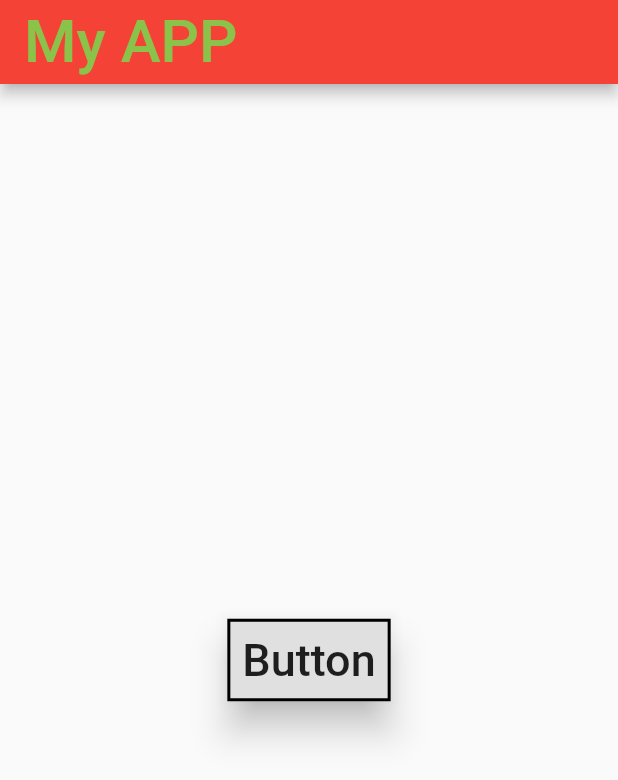
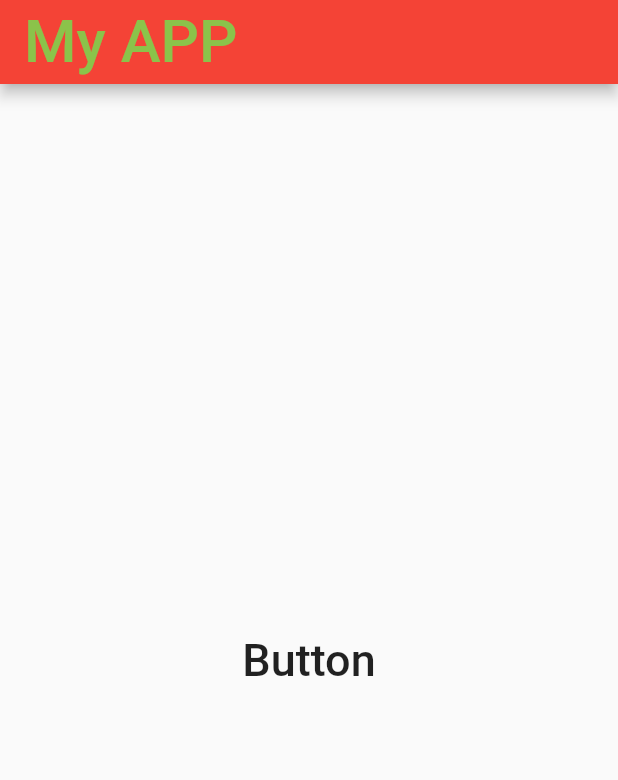
Before and after one commit to ehsantarar184/flutter_working, a Flutter app: the screen it shows after launch, on a phone screen of 412 x 824 dp. Shown: the top 780 px of the screen. Run offline on Flutter 3.47's test engine with Material 2 defaults, Android fonts, the phone set to English and light mode, and no system bars.

Commit message:
Update main.dart

```diff
--- a/app/lib/main.dart
+++ b/app/lib/main.dart
@@ -25,12 +25,16 @@ class MyApp extends StatelessWidget {
               ),
             ),
             body: Center(
-              child: RaisedButton(
+
+
+
+              child: MaterialButton(
                 padding: const EdgeInsets.all(10.0),
                 // highlightColor: Colors.greenAccent,
                 // splashColor: Colors.cyan,
                 elevation: 10.0,
-                shape: Border.all(width: 2.0,color: Colors.black),
+                // shape: Border.all(width: 2.0,color: Colors.black),
+                color: Colors.red[250],
                 onPressed: (){},
                 child: const Text(
                   "Button",
@@ -38,7 +42,24 @@ class MyApp extends StatelessWidget {
                       fontSize: 30.0
                   ),
                 ),
+                shape: RoundedRectangleBorder(
+                  borderRadius: BorderRadius.circular(15.0)
+                )
               ),
+              // child: RaisedButton(
+              //   padding: const EdgeInsets.all(10.0),
+              //   // highlightColor: Colors.greenAccent,
+              //   // splashColor: Colors.cyan,
+              //   elevation: 10.0,
+              //   shape: Border.all(width: 2.0,color: Colors.black),
+              //   onPressed: (){},
+              //   child: const Text(
+              //     "Button",
+              //     style: TextStyle(
+              //         fontSize: 30.0
+              //     ),
+              //   ),
+              // ),
         )
     ),
     );
```
